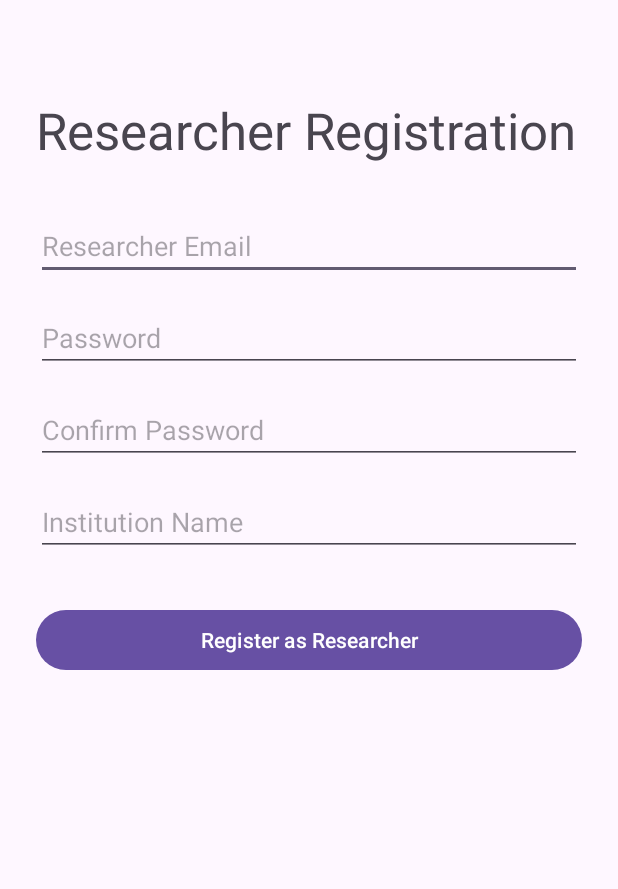
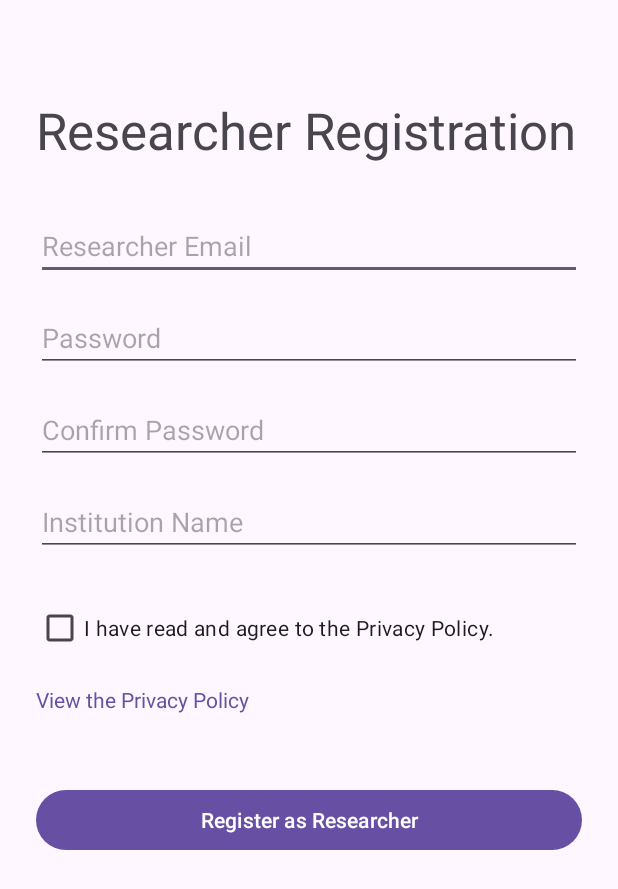
Before and after one commit to exernt/it-project-team-5, an Android app: the ResearcherSignUpActivity screen opened directly, with no data from a screen before it, on a phone screen of 412 x 824 dp. Shown: the top 889 px of the screen. Run offline under Robolectric (Android 15) with nearby library versions, the phone set to English and light mode, and no system bars.

Commit message:
Add privacy policy screen to registration

```diff
--- a/WalkingMeditationMobileApp-main/app/src/main/AndroidManifest.xml
+++ b/WalkingMeditationMobileApp-main/app/src/main/AndroidManifest.xml
@@ -37,6 +37,10 @@
             android:exported="true"
             android:theme="@style/Theme.MyApplication" >
         </activity>
+
+        <activity
+            android:name=".PrivacyPolicyActivity"
+            android:exported="false" />
 
         <activity
             android:name=".ProfileActivity"
--- a/WalkingMeditationMobileApp-main/app/src/main/java/com/example/walking_meditation/ResearcherSignUpActivity.java
+++ b/WalkingMeditationMobileApp-main/app/src/main/java/com/example/walking_meditation/ResearcherSignUpActivity.java
@@ -4,6 +4,7 @@ import android.content.Intent;
 import android.os.Bundle;
 import android.widget.AutoCompleteTextView;
 import android.widget.Button;
+import android.widget.CheckBox;
 import android.widget.Toast;
 
 import androidx.annotation.NonNull;
@@ -25,6 +26,7 @@ public class ResearcherSignUpActivity extends AppCompatActivity {
     private static final int MIN_PASSWORD_LENGTH = 8;
 
     private AutoCompleteTextView emailField, passwordField, passwordConfirmField, institutionField;
+    private CheckBox privacyCheckbox;
 
     @Override
     protected void onCreate(Bundle savedInstanceState) {
@@ -36,6 +38,9 @@ public class ResearcherSignUpActivity extends AppCompatActivity {
         passwordField = findViewById(R.id.researcherSignUpPassword);
         passwordConfirmField = findViewById(R.id.researcherSignUpConfirmPassword);
         institutionField = findViewById(R.id.researcherInstitutionField);
+        privacyCheckbox = findViewById(R.id.researcherSignUpPrivacyCheckbox);
+        findViewById(R.id.researcherSignUpPrivacyLink).setOnClickListener(view ->
+                startActivity(new Intent(this, PrivacyPolicyActivity.class)));
 
         btnSignUpConfirm.setOnClickListener(view -> {
             String email = emailField.getText().toString().trim();
@@ -44,6 +49,10 @@ public class ResearcherSignUpActivity extends AppCompatActivity {
             String institution = institutionField.getText().toString().trim();
 
             if (!email.isEmpty() && !password.isEmpty() && password.equals(passwordConfirm) && !institution.isEmpty()) {
+                if (!privacyCheckbox.isChecked()) {
+                    Toast.makeText(this, R.string.privacy_policy_agree_required, Toast.LENGTH_SHORT).show();
+                    return;
+                }
                 if (password.length() < MIN_PASSWORD_LENGTH) {
                     Toast.makeText(this, R.string.researcher_sign_up_password_too_short, Toast.LENGTH_SHORT).show();
                     return;
--- a/WalkingMeditationMobileApp-main/app/src/main/res/layout/activity_researcher_sign_up.xml
+++ b/WalkingMeditationMobileApp-main/app/src/main/res/layout/activity_researcher_sign_up.xml
@@ -66,6 +66,27 @@
             app:layout_constraintStart_toStartOf="parent"
             app:layout_constraintTop_toBottomOf="@+id/researcherSignUpConfirmPassword" />
 
+        <CheckBox
+            android:id="@+id/researcherSignUpPrivacyCheckbox"
+            android:layout_width="0dp"
+            android:layout_height="wrap_content"
+            android:layout_marginTop="24dp"
+            android:text="@string/privacy_policy_checkbox_label"
+            app:layout_constraintEnd_toEndOf="parent"
+            app:layout_constraintStart_toStartOf="parent"
+            app:layout_constraintTop_toBottomOf="@+id/researcherInstitutionField" />
+
+        <TextView
+            android:id="@+id/researcherSignUpPrivacyLink"
+            android:layout_width="wrap_content"
+            android:layout_height="wrap_content"
+            android:minHeight="48dp"
+            android:gravity="center_vertical"
+            android:text="@string/privacy_policy_link"
+            android:textColor="?attr/colorPrimary"
+            app:layout_constraintStart_toStartOf="parent"
+            app:layout_constraintTop_toBottomOf="@+id/researcherSignUpPrivacyCheckbox" />
+
         <Button
             android:id="@+id/btnResearcherSignUpConfirm"
             android:layout_width="0dp"
@@ -74,7 +95,7 @@
             android:text="Register as Researcher"
             app:layout_constraintEnd_toEndOf="parent"
             app:layout_constraintStart_toStartOf="parent"
-            app:layout_constraintTop_toBottomOf="@+id/researcherInstitutionField" />
+            app:layout_constraintTop_toBottomOf="@+id/researcherSignUpPrivacyLink" />
 
     </androidx.constraintlayout.widget.ConstraintLayout>
 </ScrollView>
--- a/WalkingMeditationMobileApp-main/app/src/main/res/values/strings.xml
+++ b/WalkingMeditationMobileApp-main/app/src/main/res/values/strings.xml
@@ -230,4 +230,9 @@
     <string name="invalid_username">Not a valid username</string>
     <string name="invalid_password">Password must be >5 characters</string>
     <string name="login_failed">"Login failed"</string>
+    <string name="privacy_policy_title">Privacy Policy</string>
+    <string name="privacy_policy_placeholder">Privacy policy text goes here. The final policy will be provided by the team.</string>
+    <string name="privacy_policy_link">View the Privacy Policy</string>
+    <string name="privacy_policy_checkbox_label">I have read and agree to the Privacy Policy.</string>
+    <string name="privacy_policy_agree_required">Please agree to the Privacy Policy to continue.</string>
 </resources>
```
Also changed, not shown: WalkingMeditationMobileApp-main/app/src/main/java/com/example/walking_meditation/PrivacyPolicyActivity.java (added, +23 -0 lines), WalkingMeditationMobileApp-main/app/src/main/java/com/example/walking_meditation/SignUpActivity.java (+11 -0 lines), WalkingMeditationMobileApp-main/app/src/main/res/layout/activity_privacy_policy.xml (added, +36 -0 lines), WalkingMeditationMobileApp-main/app/src/main/res/layout/activity_sign_up.xml (+22 -1 lines).
